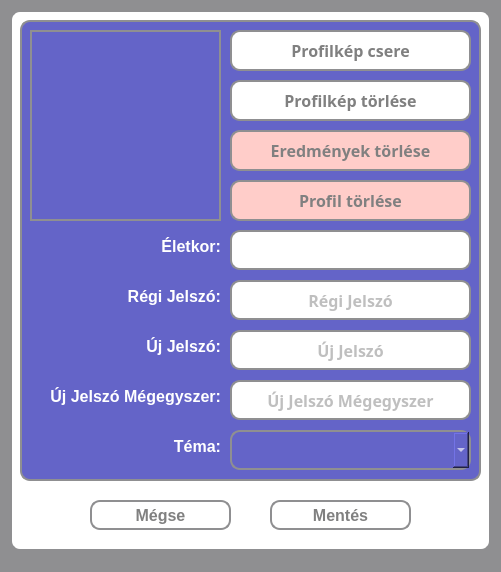
Qt form src/main/resources/ui/default/defaultSettingsWindow.ui (pkristof1999/Szakdolgozat) before a commit.
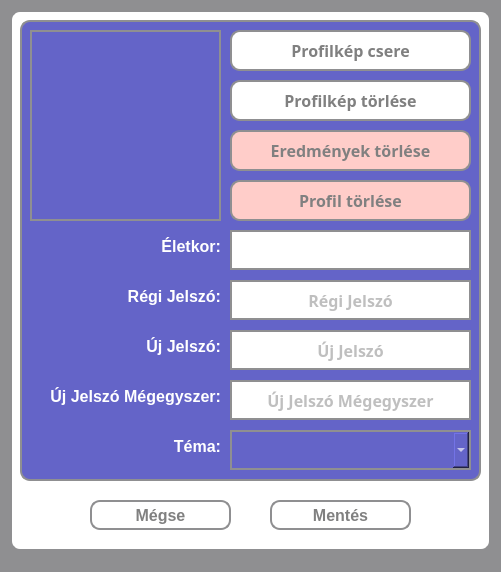
The same form after that commit.

The edit to the form file:
```diff
--- a/src/main/resources/ui/default/defaultSettingsWindow.ui
+++ b/src/main/resources/ui/default/defaultSettingsWindow.ui
@@ -237,6 +237,11 @@
         <bold>true</bold>
        </font>
       </property>
+      <property name="styleSheet">
+       <string notr="true">* {
+	border-radius: 0;
+}</string>
+      </property>
       <property name="editable">
        <bool>true</bool>
       </property>
@@ -295,7 +300,7 @@
 	font-size: 16px;
 	background-color: white;
 	border: 2px solid #8f8f91;
-	border-radius: 10px;
+	border-radius: 0;
 	color: grey;
 }</string>
       </property>
@@ -336,7 +341,7 @@
 	font-size: 16px;
 	background-color: white;
 	border: 2px solid #8f8f91;
-	border-radius: 10px;
+	border-radius: 0;
 	color: grey;
 }</string>
       </property>
@@ -374,7 +379,7 @@
 	font-size: 16px;
 	background-color: white;
 	border: 2px solid #8f8f91;
-	border-radius: 10px;
+	border-radius: 0;
 	color: grey;
 }</string>
       </property>
@@ -412,7 +417,7 @@
 	font-size: 16px;
 	background-color: white;
 	border: 2px solid #8f8f91;
-	border-radius: 10px;
+	border-radius: 0;
 	color: grey;
 }</string>
       </property>
```
